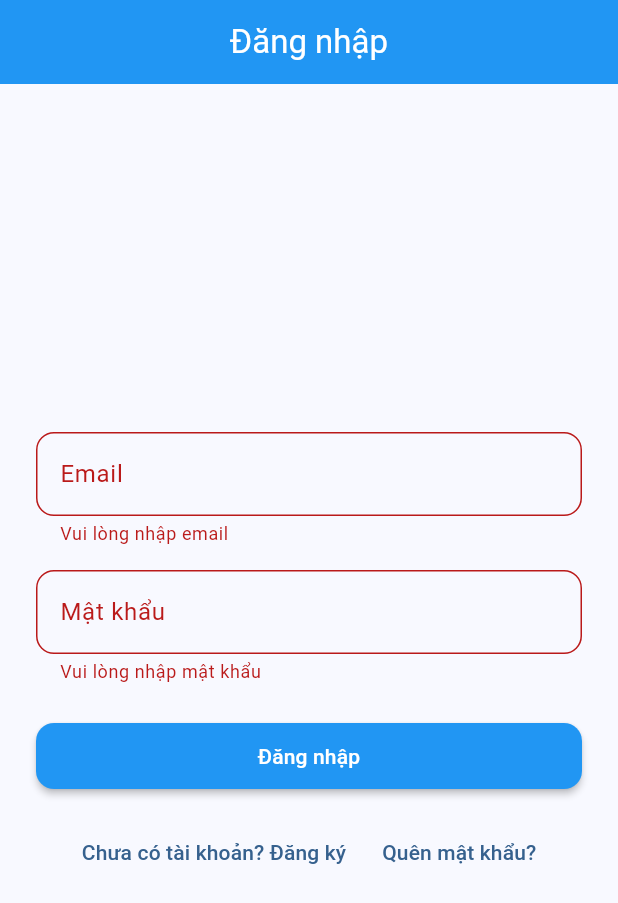
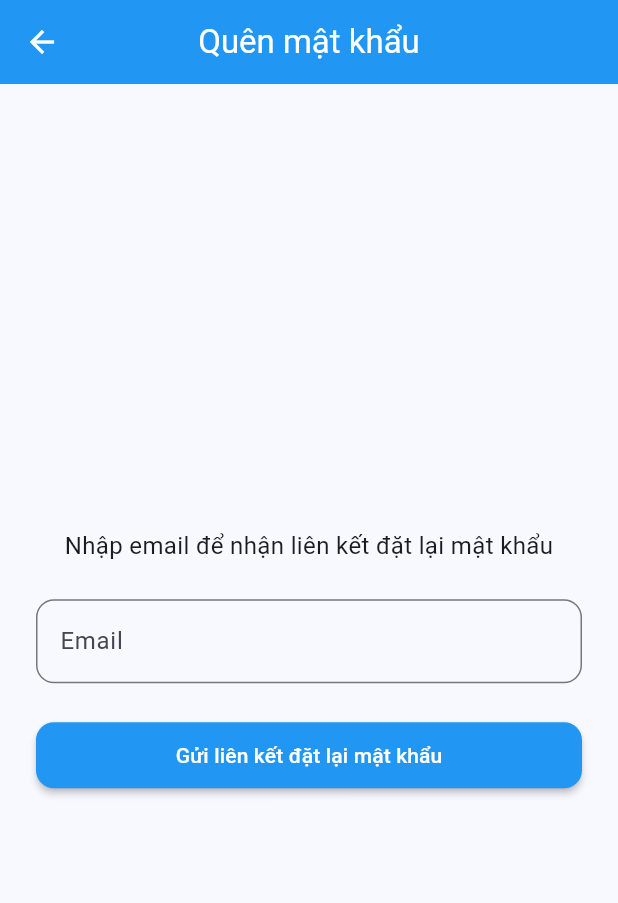
Before and after one commit to tuankiet0811/FocusLock, a Flutter app: the screen it shows after launch, after a tap on "Đăng nhập", after a tap on "Quên mật khẩu?", on a phone screen of 412 x 824 dp. Shown: the top 903 px of the screen. Run offline on Flutter 3.47's test engine with Material 3 defaults, Android fonts, the phone set to English and light mode, and no system bars; our stand-ins replace firebase_auth, firebase_core, flutter_local_notifications, shared_preferences; missing offline and left inert: android_intent_plus; accounts and stored records are empty.

Commit message:
Reset Password

```diff
--- a/FocusLock/lib/main.dart
+++ b/FocusLock/lib/main.dart
@@ -14,15 +14,43 @@ void main() async {
   final focusService = FocusService();
   await focusService.init();
   await Firebase.initializeApp();
-  runApp(MyApp(focusService: focusService));
+  runApp(AppRoot(focusService: focusService));
+}
+
+class AppRoot extends StatefulWidget {
+  final FocusService focusService;
+  const AppRoot({Key? key, required this.focusService}) : super(key: key);
+  @override
+  State<AppRoot> createState() => _AppRootState();
+}
+
+class _AppRootState extends State<AppRoot> {
+  Key _appKey = UniqueKey();
+
+  void _restartApp() {
+    setState(() {
+      _appKey = UniqueKey();
+    });
+  }
+
+  @override
+  Widget build(BuildContext context) {
+    return MyApp(
+      key: _appKey,
+      focusService: widget.focusService,
+      onRestart: _restartApp,
+    );
+  }
 }
 
 class MyApp extends StatelessWidget {
   final FocusService focusService;
+  final VoidCallback? onRestart;
 
   const MyApp({
     super.key,
     required this.focusService,
+    this.onRestart,
   });
 
   @override
@@ -83,14 +111,15 @@ class MyApp extends StatelessWidget {
             ),
           ),
         ),
-        home: const AuthGate(),
+        home: AuthGate(onRestart: onRestart),
       ),
     );
   }
 }
 
 class AuthGate extends StatelessWidget {
-  const AuthGate({super.key});
+  final VoidCallback? onRestart;
+  const AuthGate({super.key, this.onRestart});
 
   @override
   Widget build(BuildContext context) {
@@ -103,10 +132,17 @@ class AuthGate extends StatelessWidget {
             body: Center(child: CircularProgressIndicator()),
           );
         }
+        if (snapshot.hasError) {
+          return const Scaffold(
+            body: Center(child: Text('Có lỗi xảy ra khi xác thực!')), // fallback UI
+          );
+        }
         if (snapshot.hasData) {
-          return const HomeScreen();
+          print('AuthGate: Đã đăng nhập user: \\${snapshot.data}');
+          return HomeScreen(onRestart: onRestart);
         } else {
-          return const LoginScreen();
+          print('AuthGate: Chưa đăng nhập');
+          return LoginScreen(onRestart: onRestart);
         }
       },
     );
--- /dev/null
+++ b/FocusLock/lib/screens/forgot_password_screen.dart
@@ -0,0 +1,92 @@
+import 'package:flutter/material.dart';
+import 'package:provider/provider.dart';
+import '../services/auth_service.dart';
+
+class ForgotPasswordScreen extends StatefulWidget {
+  const ForgotPasswordScreen({Key? key}) : super(key: key);
+
+  @override
+  State<ForgotPasswordScreen> createState() => _ForgotPasswordScreenState();
+}
+
+class _ForgotPasswordScreenState extends State<ForgotPasswordScreen> {
+  final _formKey = GlobalKey<FormState>();
+  final TextEditingController _emailController = TextEditingController();
+  bool _isLoading = false;
+  String? _message;
+
+  @override
+  void dispose() {
+    _emailController.dispose();
+    super.dispose();
+  }
+
+  Future<void> _sendResetEmail() async {
+    setState(() {
+      _isLoading = true;
+      _message = null;
+    });
+    if (_formKey.currentState!.validate()) {
+      try {
+        final authService = Provider.of<AuthService>(context, listen: false);
+        await authService.sendPasswordResetEmail(_emailController.text.trim());
+        setState(() {
+          _message = 'Đã gửi email đặt lại mật khẩu. Vui lòng kiểm tra hộp thư.';
+        });
+      } catch (e) {
+        setState(() {
+          _message = 'Lỗi: ${e.toString()}';
+        });
+      }
+    }
+    setState(() {
+      _isLoading = false;
+    });
+  }
+
+  @override
+  Widget build(BuildContext context) {
+    return Scaffold(
+      appBar: AppBar(title: const Text('Quên mật khẩu')),
+      body: Padding(
+        padding: const EdgeInsets.all(24.0),
+        child: Form(
+          key: _formKey,
+          child: Column(
+            mainAxisAlignment: MainAxisAlignment.center,
+            children: [
+              const Text(
+                'Nhập email để nhận liên kết đặt lại mật khẩu',
+                style: TextStyle(fontSize: 16),
+                textAlign: TextAlign.center,
+              ),
+              const SizedBox(height: 24),
+              TextFormField(
+                controller: _emailController,
+                decoration: const InputDecoration(labelText: 'Email'),
+                keyboardType: TextInputType.emailAddress,
+                validator: (value) {
+                  if (value == null || value.isEmpty) return 'Vui lòng nhập email';
+                  if (!value.contains('@')) return 'Email không hợp lệ';
+                  return null;
+                },
+              ),
+              const SizedBox(height: 24),
+              if (_message != null)
+                Text(_message!, style: TextStyle(color: _message!.startsWith('Lỗi') ? Colors.red : Colors.green)),
+              SizedBox(
+                width: double.infinity,
+                child: ElevatedButton(
+                  onPressed: _isLoading ? null : _sendResetEmail,
+                  child: _isLoading
+                      ? const CircularProgressIndicator(color: Colors.white)
+                      : const Text('Gửi liên kết đặt lại mật khẩu'),
+                ),
+              ),
+            ],
+          ),
+        ),
+      ),
+    );
+  }
+}
--- a/FocusLock/lib/screens/home_screen.dart
+++ b/FocusLock/lib/screens/home_screen.dart
@@ -17,7 +17,8 @@ import 'login_screen.dart';
 import 'profile_screen.dart';
 
 class HomeScreen extends StatefulWidget {
-  const HomeScreen({super.key});
+  final VoidCallback? onRestart;
+  const HomeScreen({super.key, this.onRestart});
 
   @override
   State<HomeScreen> createState() => _HomeScreenState();
@@ -308,6 +309,9 @@ class _HomeScreenState extends State<HomeScreen> with TickerProviderStateMixin {
   Widget _buildHomeContent() {
     return Consumer<FocusService>(
       builder: (context, focusService, child) {
+        if (focusService.sessions == null) {
+          return const Center(child: CircularProgressIndicator());
+        }
         return SafeArea(
           child: FadeTransition(
             opacity: _fadeAnimation,
--- a/FocusLock/lib/screens/login_screen.dart
+++ b/FocusLock/lib/screens/login_screen.dart
@@ -2,9 +2,11 @@ import 'package:flutter/material.dart';
 import 'package:provider/provider.dart';
 import '../services/auth_service.dart';
 import 'register_screen.dart';
+import 'forgot_password_screen.dart';
 
 class LoginScreen extends StatefulWidget {
-  const LoginScreen({Key? key}) : super(key: key);
+  final VoidCallback? onRestart;
+  const LoginScreen({Key? key, this.onRestart}) : super(key: key);
 
   @override
   State<LoginScreen> createState() => _LoginScreenState();
@@ -37,7 +39,7 @@ class _LoginScreenState extends State<LoginScreen> {
           _passwordController.text.trim(),
         );
         if (mounted) {
-          Navigator.of(context).pop(); // Quay lại màn hình trước hoặc chuyển sang home
+          widget.onRestart?.call();
         }
       } catch (e) {
         setState(() {
@@ -57,7 +59,9 @@ class _LoginScreenState extends State<LoginScreen> {
   }
 
   void _goToForgotPassword() {
-    // Sẽ triển khai sau
+    Navigator.of(context).push(
+      MaterialPageRoute(builder: (_) => const ForgotPasswordScreen()),
+    );
   }
 
   @override
--- a/FocusLock/lib/screens/profile_screen.dart
+++ b/FocusLock/lib/screens/profile_screen.dart
@@ -4,7 +4,8 @@ import '../services/auth_service.dart';
 import 'package:flutter/services.dart';
 
 class ProfileScreen extends StatefulWidget {
-  const ProfileScreen({Key? key}) : super(key: key);
+  final VoidCallback? onRestart;
+  const ProfileScreen({Key? key, this.onRestart}) : super(key: key);
 
   @override
   State<ProfileScreen> createState() => _ProfileScreenState();
@@ -40,7 +41,8 @@ class _ProfileScreenState extends State<ProfileScreen> {
     final authService = Provider.of<AuthService>(context, listen: false);
     await authService.signOut();
     if (mounted) {
-      Navigator.of(context).pop();
+      widget.onRestart?.call(); // Gọi trước khi pop để tránh lỗi navigation
+      Navigator.of(context).pop(); // Pop sau
     }
   }
 
```
